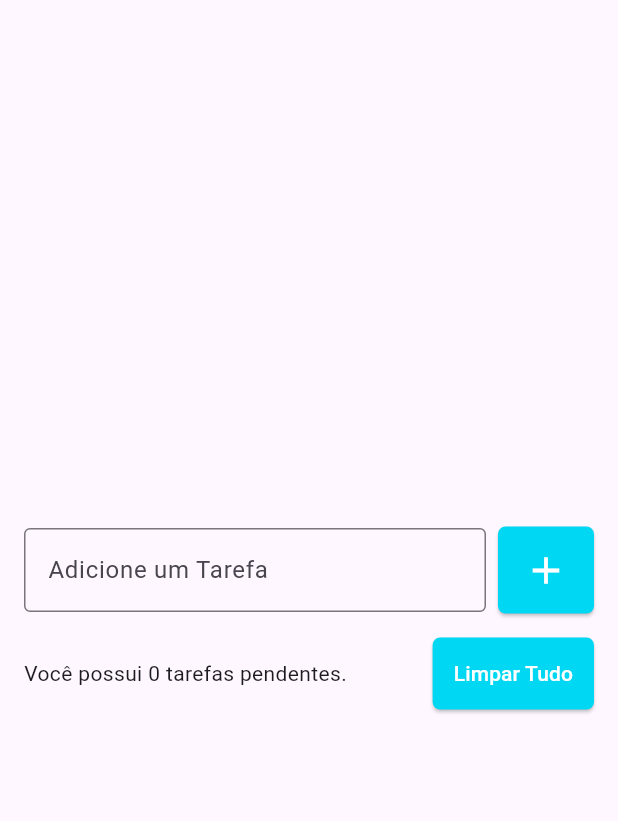
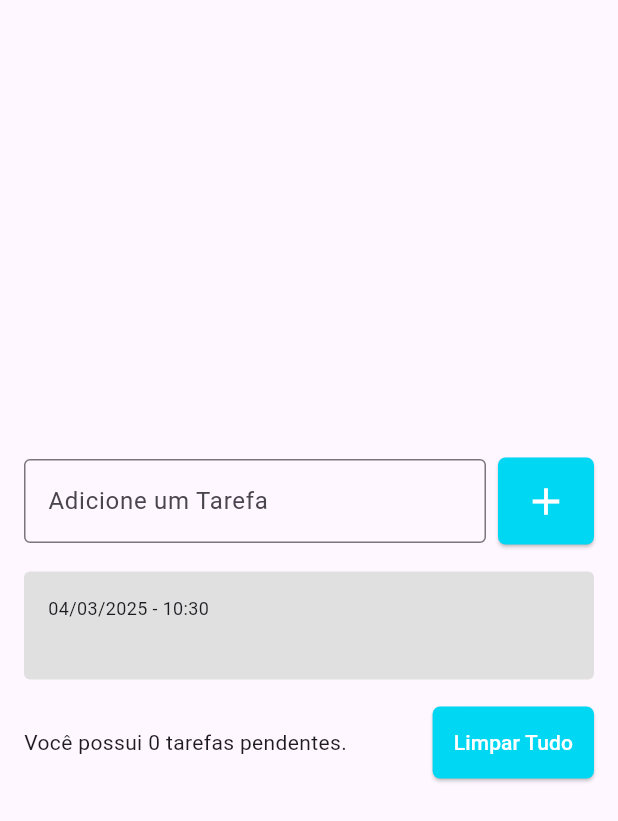
Before and after one commit to Manrick-Lazaro/todo_list, a Flutter app: the screen it shows after launch, after a tap on the "add" icon, on a phone screen of 412 x 824 dp. Shown: the top 821 px of the screen. Run offline on Flutter 3.47's test engine with Material 3 defaults, Android fonts, the phone set to English and light mode, and no system bars.

Commit message:
implementa a exibição da data de forma dinamica.

```diff
--- a/lib/pages/todo_list.dart
+++ b/lib/pages/todo_list.dart
@@ -1,14 +1,26 @@
 import 'package:flutter/material.dart';
+import 'package:todo_list/models/todo.dart';
+import 'package:todo_list/widgets/todo_list_item.dart';
 
-class TodoList extends StatelessWidget {
-  const TodoList({super.key});
+class TodoList extends StatefulWidget {
+  TodoList({super.key});
+
+  @override
+  State<TodoList> createState() => _TodoListState();
+}
+
+class _TodoListState extends State<TodoList> {
+  List<Todo> todos = [];
+
+  final TextEditingController todoInputController = TextEditingController();
 
   @override
   Widget build(BuildContext context) {
-    return Scaffold(
+    return SafeArea(
+      child: Scaffold(
         body: Center(
           child: Padding(
-          padding: const EdgeInsets.symmetric(horizontal: 16),
+            padding: const EdgeInsets.all(16),
             child: Column(
               mainAxisAlignment: MainAxisAlignment.center,
               children: [
@@ -16,6 +28,7 @@ class TodoList extends StatelessWidget {
                   children: [
                     Expanded(
                       child: TextField(
+                        controller: todoInputController,
                         decoration: InputDecoration(
                           border: OutlineInputBorder(),
                           labelText: "Adicione um Tarefa",
@@ -25,7 +38,16 @@ class TodoList extends StatelessWidget {
                     ),
                     SizedBox(width: 8),
                     ElevatedButton(
-                    onPressed: () {},
+                      onPressed: () {
+                        String todo = todoInputController.text;
+                        setState(() {
+                          Todo newTodo = Todo(
+                              title: todoInputController.text,
+                              dateTime: DateTime.now());
+
+                          todos.add(newTodo);
+                        });
+                      },
                       style: ElevatedButton.styleFrom(
                         backgroundColor: Color(0xff00d7f3),
                         padding: EdgeInsets.all(14),
@@ -36,6 +58,16 @@ class TodoList extends StatelessWidget {
                       child: Icon(Icons.add, size: 30, color: Colors.white),
                     ),
                   ],
+                ),
+                SizedBox(height: 16),
+                Flexible(
+                  child: ListView(
+                    shrinkWrap: true,
+                    children: [
+                      for (Todo todo in todos)
+                        TodoListItem(todo: todo),
+                    ],
+                  ),
                 ),
                 SizedBox(height: 16),
                 Row(
@@ -62,6 +94,7 @@ class TodoList extends StatelessWidget {
             ),
           ),
         ),
+      ),
     );
   }
 }
--- a/lib/widgets/todo_list_item.dart
+++ b/lib/widgets/todo_list_item.dart
@@ -1,9 +1,11 @@
 import 'package:flutter/material.dart';
+import 'package:intl/intl.dart';
+import 'package:todo_list/models/todo.dart';
 
 class TodoListItem extends StatelessWidget {
-  TodoListItem({super.key, required this.title});
+  TodoListItem({super.key, required this.todo});
 
-  final String title;
+  final Todo todo;
 
   @override
   Widget build(BuildContext context) {
@@ -17,9 +19,9 @@ class TodoListItem extends StatelessWidget {
       child: Column(
         crossAxisAlignment: CrossAxisAlignment.start,
         children: [
-          Text("04/03/2025 - 14:04", style: TextStyle(fontSize: 12)),
+          Text(DateFormat('dd/MM/yyyy - HH:mm').format(todo.dateTime), style: TextStyle(fontSize: 12)),
           Text(
-            "Tarefa 01",
+            todo.title,
             style: TextStyle(fontSize: 16, fontWeight: FontWeight.w600),
           ),
         ],
```
Lines whose indentation alone changed are shown as unchanged.
